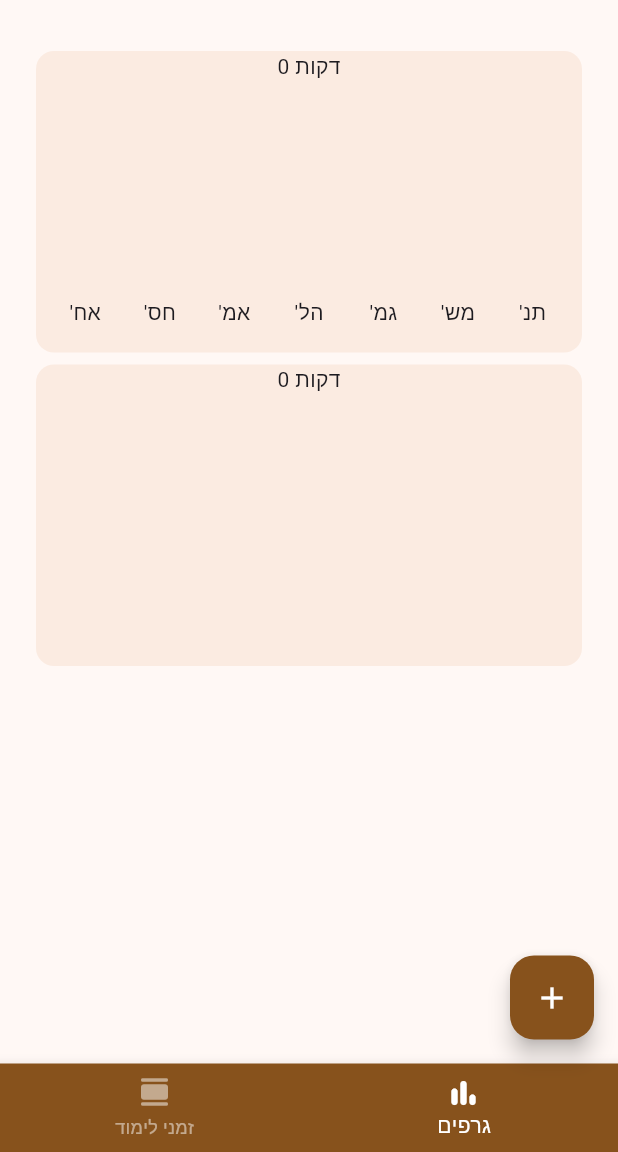
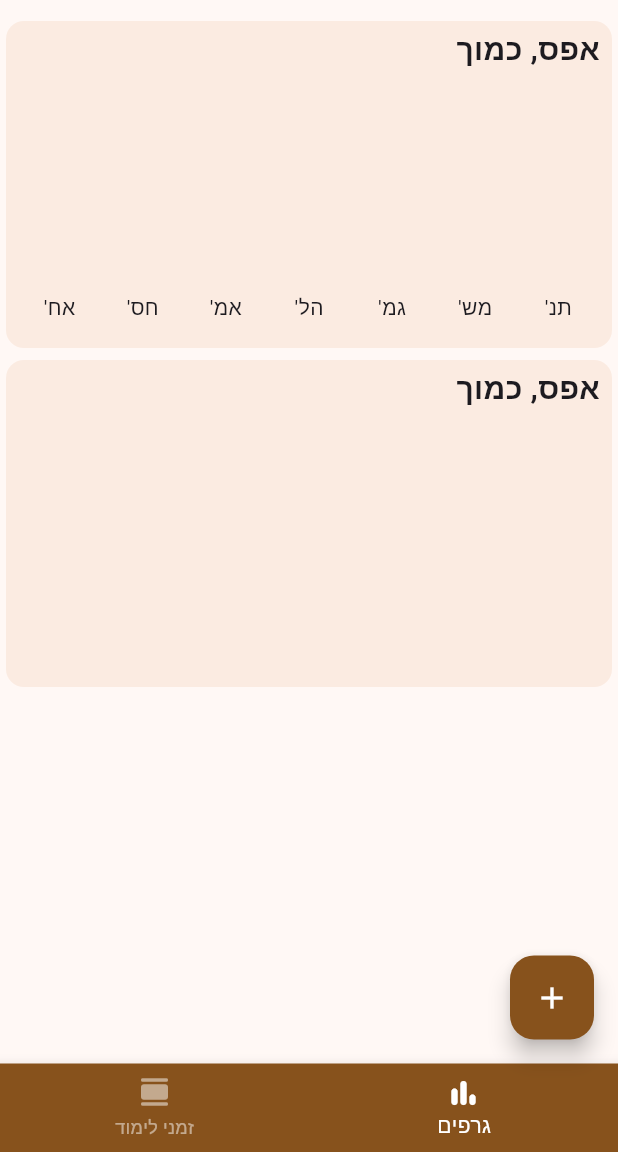
Before and after one commit to AmihayTheKing/toralog, a Flutter app: the screen it shows after launch, item 2 of the bottom bar chosen, on a phone screen of 412 x 824 dp, the part 84-1236 px from its top. Run offline on Flutter 3.47's test engine with Material 3 defaults, Android fonts, the phone set to English and light mode, and no system bars; our stand-ins replace sqflite; missing offline and left inert: kosher_dart; accounts and stored records are empty.

Commit message:
Changes to be committed: 	modified:   lib/models/learn_times_bucket.dart 	modified:   lib/widgets/chart/multi_color_chart.dart 	modified:   lib/widgets/chart/single_color_chart.dart 	modified:   lib/widgets/screens/cards_screen.dart 	modified:   lib/widgets/screens/charts_screen.dart

```diff
--- a/lib/models/learn_times_bucket.dart
+++ b/lib/models/learn_times_bucket.dart
@@ -24,11 +24,13 @@ class LearnTimesBucket {
     return sum;
   }
 
-  String get formmettedAmount => amount < 1
-      ? '${doublesFormat.format((amount * 60) % 60)} דקות'
-      : amount.toInt() == amount
-          ? '${doublesFormat.format(amount.floor())} שעות'
-          : '${doublesFormat.format(amount.floor())} שעות ו${doublesFormat.format((amount * 60) % 60)} דקות';
+  String get formmettedAmount => amount == 0
+      ? 'אפס, כמוך'
+      : amount < 1
+          ? '${doublesFormat.format((amount * 60) % 60)} דקות'
+          : amount.toInt() == amount
+              ? '${doublesFormat.format(amount.floor())} שעות'
+              : '${doublesFormat.format(amount.floor())} שעות ו${doublesFormat.format((amount * 60) % 60)} דקות';
 
   void addLearnTime(LearnTime learnTime) {
     learnTimes.add(learnTime);
--- a/lib/widgets/chart/multi_color_chart.dart
+++ b/lib/widgets/chart/multi_color_chart.dart
@@ -6,10 +6,14 @@ import 'package:zman_limud_demo/models/learn_times_bucket.dart';
 
 class MultiColorChart extends StatelessWidget {
   const MultiColorChart(
-      {super.key, required this.buckets, required this.dateType});
+      {super.key,
+      required this.buckets,
+      required this.dateType,
+      required this.onBarTap});
 
   final List<LearnTimesBucket> buckets;
   final DateType dateType;
+  final void Function(DateTime) onBarTap;
 
   double get maxTotalExpense {
     double maxTotalExpense = 0;
@@ -40,7 +44,7 @@ class MultiColorChart extends StatelessWidget {
             Expanded(
               child: InkWell(
                 borderRadius: BorderRadius.vertical(top: Radius.circular(10)),
-                onTap: () {},
+                onTap: () => onBarTap(bucket.countedThing),
                 child: Column(
                   mainAxisSize: MainAxisSize.max,
                   crossAxisAlignment: CrossAxisAlignment.stretch,
--- a/lib/widgets/chart/single_color_chart.dart
+++ b/lib/widgets/chart/single_color_chart.dart
@@ -1,5 +1,4 @@
 import 'package:flutter/material.dart';
-import 'package:kosher_dart/kosher_dart.dart';
 import 'package:zman_limud_demo/util/general_util.dart';
 import 'package:zman_limud_demo/widgets/chart/single_color_chart_bar.dart';
 import 'package:zman_limud_demo/models/learn_times_bucket.dart';
@@ -7,10 +6,14 @@ import 'package:zman_limud_demo/util/category.dart';
 
 class SingleColorChart extends StatelessWidget {
   const SingleColorChart(
-      {super.key, required this.buckets, required this.dateType});
+      {super.key,
+      required this.buckets,
+      required this.dateType,
+      required this.onBarTap});
 
   final List<LearnTimesBucket> buckets;
   final DateType dateType;
+  final void Function(Category) onBarTap;
 
   double get maxTotalExpense {
     double maxTotalExpense = 0;
@@ -40,7 +43,7 @@ class SingleColorChart extends StatelessWidget {
             Expanded(
               child: InkWell(
                 borderRadius: BorderRadius.vertical(top: Radius.circular(10)),
-                onTap: () {},
+                onTap: () => onBarTap(bucket.countedThing),
                 child: Column(
                   mainAxisSize: MainAxisSize.max,
                   crossAxisAlignment: CrossAxisAlignment.stretch,
@@ -53,28 +56,11 @@ class SingleColorChart extends StatelessWidget {
                           : bucket.amount / maxTotalExpense,
                     ),
                     SizedBox(height: 8),
-                    bucket.countedThing is Category
-                        ? Text(
-                            '${categoryChartLabels[bucket.countedThing]}',
-                            textDirection: TextDirection.rtl,
-                            textAlign: TextAlign.center,
-                          )
-                        : dateType == DateType.jewish
-                            ? Padding(
-                                padding:
-                                    const EdgeInsets.symmetric(horizontal: 1),
-                                child: Text(
-                                  JewishDate.fromDateTime(bucket.countedThing)
-                                      .getFormattedDateForChart(),
-                                  style: TextStyle().copyWith(fontSize: 11.5),
-                                  textDirection: TextDirection.rtl,
-                                  textAlign: TextAlign.center,
-                                ),
-                              )
-                            : Text(
-                                dateFormatForChart.format(bucket.countedThing),
-                                textAlign: TextAlign.center,
-                              ),
+                    Text(
+                      '${categoryChartLabels[bucket.countedThing]}',
+                      textDirection: TextDirection.rtl,
+                      textAlign: TextAlign.center,
+                    )
                   ],
                 ),
               ),
--- a/lib/widgets/screens/cards_screen.dart
+++ b/lib/widgets/screens/cards_screen.dart
@@ -32,7 +32,7 @@ class _CardsScreenState extends State<CardsScreen> {
     }
 
     return ListView.builder(
-      padding: EdgeInsets.only(bottom: 90),
+      padding: EdgeInsets.only(bottom: 90, top: 10),
       itemBuilder: (context, indx) => Dismissible(
         key: ValueKey(widget.appState.widget.learnTimes[indx]),
         child: LearnTimeCard(
--- a/lib/widgets/screens/charts_screen.dart
+++ b/lib/widgets/screens/charts_screen.dart
@@ -37,20 +37,18 @@ class _ChartsScreenState extends State<ChartsScreen> {
     return map;
   }
 
-  void showDayData(DateTime date) {
+  void changeDateChartData(DateTime date) {
     setState(() => _dateOfDisplayedData = date);
   }
 
-  void showCategoryData(Category category) {
+  void changeCategoryChartData(Category category) {
     setState(() => _categoryOfDisplayedData = category);
   }
 
   @override
   Widget build(BuildContext context) {
     return Scaffold(
-      body: Padding(
-        padding: const EdgeInsets.all(20),
-        child: SingleChildScrollView(
+      body: SingleChildScrollView(
         padding: const EdgeInsets.only(
           bottom: 90,
         ),
@@ -60,14 +58,29 @@ class _ChartsScreenState extends State<ChartsScreen> {
             Card.filled(
               child: Column(
                 children: [
-                    Text(widget
+                  Padding(
+                    padding: const EdgeInsets.symmetric(
+                      vertical: 4,
+                      horizontal: 8,
+                    ),
+                    child: Align(
+                      alignment: Alignment.centerRight,
+                      child: Text(
+                        widget
                             .appState
                             .widget
                             .categoryBuckets[_categoryOfDisplayedData]!
-                        .formmettedAmount),
+                            .formmettedAmount,
+                        style: TextStyle(
+                            fontSize: 20, fontWeight: FontWeight.bold),
+                        textDirection: TextDirection.rtl,
+                      ),
+                    ),
+                  ),
                   SingleColorChart(
-                      buckets: widget.appState.widget.categoryBuckets.values
-                          .toList(),
+                    onBarTap: changeCategoryChartData,
+                    buckets:
+                        widget.appState.widget.categoryBuckets.values.toList(),
                     dateType: widget.appState.dateType,
                   ),
                 ],
@@ -76,14 +89,29 @@ class _ChartsScreenState extends State<ChartsScreen> {
             Card.filled(
               child: Column(
                 children: [
-                    Text(_currentWeekBucket(
+                  Padding(
+                    padding: EdgeInsets.symmetric(
+                      vertical: 4,
+                      horizontal: 8,
+                    ),
+                    child: Align(
+                      alignment: Alignment.centerRight,
+                      child: Text(
+                        _currentWeekBucket(
                                 _dateOfDisplayedData)[_dateOfDisplayedData]!
-                        .formmettedAmount),
+                            .formmettedAmount,
+                        style: TextStyle(
+                            fontSize: 20, fontWeight: FontWeight.bold),
+                        textDirection: TextDirection.rtl,
+                      ),
+                    ),
+                  ),
                   MultiColorChart(
                     buckets: _currentWeekBucket(
                       DateTime.now(),
                     ).values.toList(),
                     dateType: widget.appState.dateType,
+                    onBarTap: changeDateChartData,
                   ),
                 ],
               ),
@@ -91,7 +119,6 @@ class _ChartsScreenState extends State<ChartsScreen> {
           ],
         ),
       ),
-      ),
     );
   }
 }
```
Lines whose indentation alone changed are shown as unchanged.
